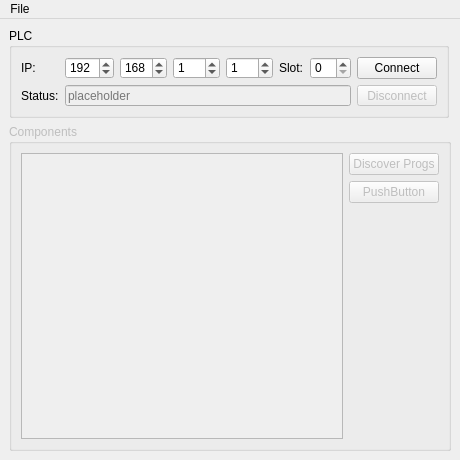
The window that PyQt5_DesignFile.ui (malsomt/TDS_PyLogixTagInterpreter) describes before a commit, drawn with Qt 5.
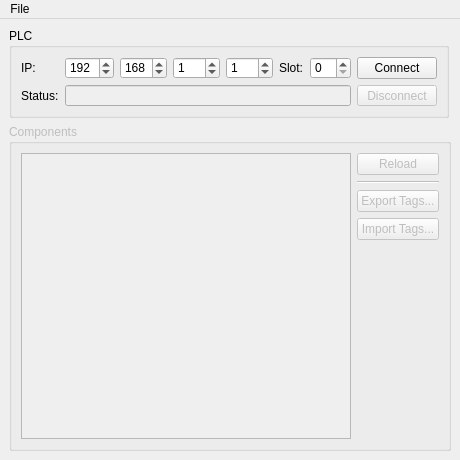
The same window after the commit.

The edit to the form file:
```diff
--- a/PyQt5_DesignFile.ui
+++ b/PyQt5_DesignFile.ui
@@ -144,7 +144,7 @@
           <bool>true</bool>
          </property>
          <property name="placeholderText">
-          <string>placeholder</string>
+          <string/>
          </property>
         </widget>
        </item>
@@ -160,21 +160,14 @@
        <string>Components</string>
       </property>
       <layout class="QGridLayout" name="gridLayout">
-       <item row="0" column="2">
-        <widget class="QPushButton" name="btn_loadPrograms">
-         <property name="text">
-          <string>Discover Progs</string>
-         </property>
-        </widget>
-       </item>
        <item row="1" column="2">
-        <widget class="QPushButton" name="pushButton_2">
-         <property name="text">
-          <string>PushButton</string>
+        <widget class="Line" name="line">
+         <property name="orientation">
+          <enum>Qt::Horizontal</enum>
          </property>
         </widget>
        </item>
-       <item row="3" column="2">
+       <item row="4" column="2">
         <spacer name="verticalSpacer">
          <property name="orientation">
           <enum>Qt::Vertical</enum>
@@ -187,13 +180,40 @@
          </property>
         </spacer>
        </item>
-       <item row="0" column="1" rowspan="4">
+       <item row="0" column="2">
+        <widget class="QPushButton" name="btn_loadPrograms">
+         <property name="text">
+          <string>Reload</string>
+         </property>
+        </widget>
+       </item>
+       <item row="0" column="1" rowspan="5">
         <widget class="QListWidget" name="lst_components">
          <property name="wordWrap">
           <bool>true</bool>
          </property>
         </widget>
        </item>
+       <item row="2" column="2">
+        <widget class="QPushButton" name="btn_export">
+         <property name="sizePolicy">
+          <sizepolicy hsizetype="Minimum" vsizetype="Fixed">
+           <horstretch>0</horstretch>
+           <verstretch>0</verstretch>
+          </sizepolicy>
+         </property>
+         <property name="text">
+          <string>Export Tags...</string>
+         </property>
+        </widget>
+       </item>
+       <item row="3" column="2">
+        <widget class="QPushButton" name="btn_import">
+         <property name="text">
+          <string>Import Tags...</string>
+         </property>
+        </widget>
+       </item>
       </layout>
      </widget>
     </item>
```
Left out of the diff: 2 changed lines with no effect on the pictures.
